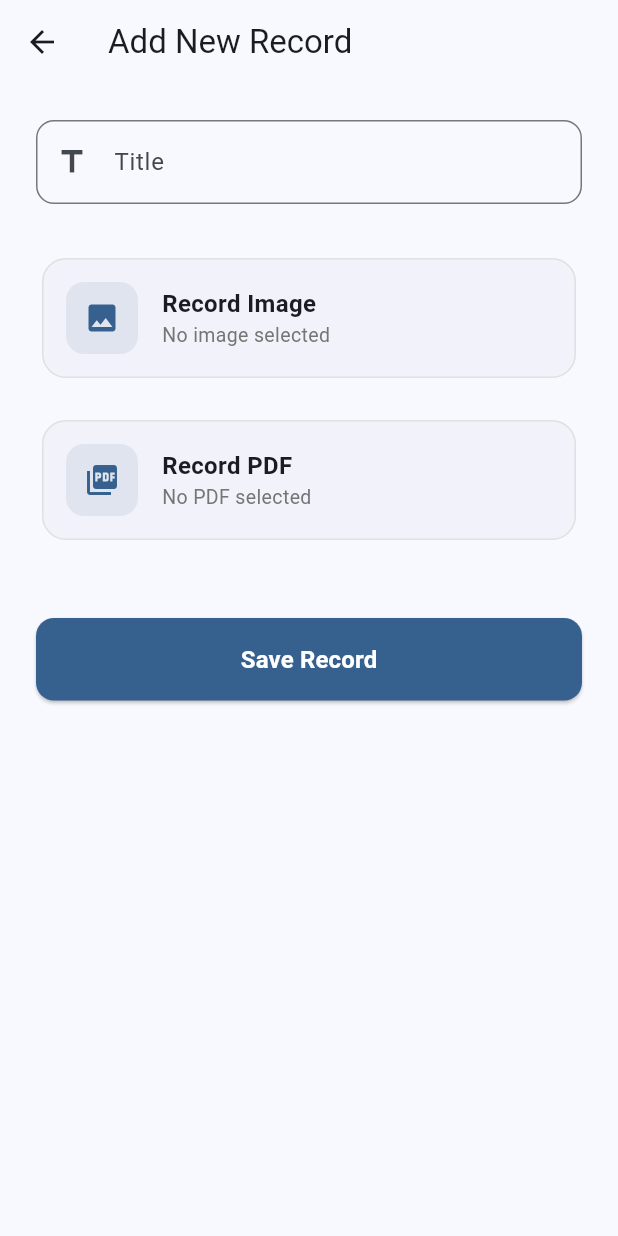
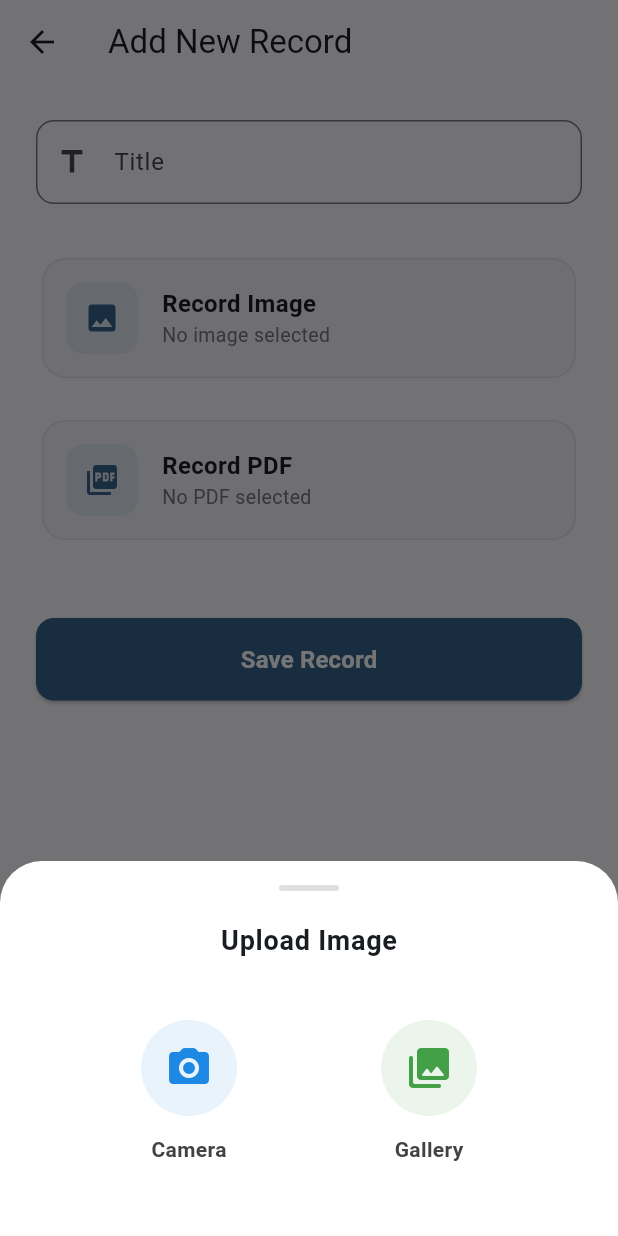
Before and after one commit to gohar95/remote_work_task, a Flutter app: the CrudEntryScreen screen opened directly, after a tap on "Record Image", on a phone screen of 412 x 824 dp. Run offline on Flutter 3.47's test engine with Material 3 defaults, Android fonts, the phone set to English and light mode, and no system bars; our stand-ins replace animate_do, cached_network_image, equatable, file_picker, flutter_bloc, flutter_dotenv and 2 more; accounts and stored records are empty.

Commit message:
Update: Implemented the Email Verification on Add Document. Single Selection of Image and PDF Camera Image Pick Implementation

```diff
--- a/lib/main.dart
+++ b/lib/main.dart
@@ -10,8 +10,13 @@ void main() async {
   // await dotenv.load(fileName: ".env");
 
   await Supabase.initialize(
-    url: 'https://tpwdtjirtslndokjvcmy.supabase.co',
-    anonKey: 'eyJhbGciOiJIUzI1NiIsInR5cCI6IkpXVCJ9.eyJpc3MiOiJzdXBhYmFzZSIsInJlZiI6InRwd2R0amlydHNsbmRva2p2Y215Iiwicm9sZSI6ImFub24iLCJpYXQiOjE3NjcwMDY4MjAsImV4cCI6MjA4MjU4MjgyMH0.I9jqEqC2faD0SfBKjDcGrLnaLQU-VtW8nJ21cVJKVUk',
+    url: 'https://uayhipmfxzfkihajjrqm.supabase.co',
+    //https://uayhipmfxzfkihajjrqm.supabase.co
+    //https://tpwdtjirtslndokjvcmy.supabase.co
+
+    // anonKey: 'eyJhbGciOiJIUzI1NiIsInR5cCI6IkpXVCJ9.eyJpc3MiOiJzdXBhYmFzZSIsInJlZiI6InRwd2R0amlydHNsbmRva2p2Y215Iiwicm9sZSI6ImFub24iLCJpYXQiOjE3NjcwMDY4MjAsImV4cCI6MjA4MjU4MjgyMH0.I9jqEqC2faD0SfBKjDcGrLnaLQU-VtW8nJ21cVJKVUk',
+    anonKey: 'eyJhbGciOiJIUzI1NiIsInR5cCI6IkpXVCJ9.eyJpc3MiOiJzdXBhYmFzZSIsInJlZiI6InVheWhpcG1meHpma2loYWpqcnFtIiwicm9sZSI6ImFub24iLCJpYXQiOjE3NzUwMjE0NzcsImV4cCI6MjA5MDU5NzQ3N30.eSGlYeX53jWrk6UwndeUVQJbgr7Gm72b8DQbWOoiecU',
+
 
   );
 
--- a/lib/ui/crud_entry_screen.dart
+++ b/lib/ui/crud_entry_screen.dart
@@ -36,11 +36,74 @@ class _CrudEntryScreenState extends State<CrudEntryScreen> {
 
   Future<void> _pickImage() async {
     final picker = ImagePicker();
-    final pickedFile = await picker.pickImage(source: ImageSource.gallery);
-    if (pickedFile != null) {
-      setState(() {
-        _selectedImage = File(pickedFile.path);
-      });
+
+    // Show premium selection dialog
+    final source = await showModalBottomSheet<ImageSource>(
+      context: context,
+      backgroundColor: Colors.white,
+      elevation: 10,
+      shape: const RoundedRectangleBorder(
+        borderRadius: BorderRadius.vertical(top: Radius.circular(28)),
+      ),
+      builder: (context) => SafeArea(
+        child: Padding(
+          padding: const EdgeInsets.symmetric(horizontal: 16, vertical: 8),
+          child: Column(
+            mainAxisSize: MainAxisSize.min,
+            children: [
+              // Drag Handle
+              Container(
+                margin: const EdgeInsets.only(top: 8, bottom: 20),
+                width: 40,
+                height: 4,
+                decoration: BoxDecoration(
+                  color: Colors.grey[300],
+                  borderRadius: BorderRadius.circular(2),
+                ),
+              ),
+              const Text(
+                'Upload Image',
+                style: TextStyle(
+                  fontSize: 18,
+                  fontWeight: FontWeight.bold,
+                  letterSpacing: 0.5,
+                ),
+              ),
+              const SizedBox(height: 24),
+              Row(
+                mainAxisAlignment: MainAxisAlignment.spaceEvenly,
+                children: [
+                  _buildSourceOption(
+                    context,
+                    icon: Icons.camera_alt_rounded,
+                    label: 'Camera',
+                    color: Colors.blue[600]!,
+                    onTap: () => Navigator.pop(context, ImageSource.camera),
+                  ),
+                  _buildSourceOption(
+                    context,
+                    icon: Icons.photo_library_rounded,
+                    label: 'Gallery',
+                    color: Colors.green[600]!,
+                    onTap: () => Navigator.pop(context, ImageSource.gallery),
+                  ),
+                ],
+              ),
+              const SizedBox(height: 24),
+            ],
+          ),
+        ),
+      ),
+    );
+
+
+    if (source != null) {
+      final pickedFile = await picker.pickImage(source: source);
+      if (pickedFile != null) {
+        setState(() {
+          _selectedImage = File(pickedFile.path); // Always replaces existing (single selection)
+        });
+      }
     }
   }
 
@@ -48,13 +111,15 @@ class _CrudEntryScreenState extends State<CrudEntryScreen> {
     final result = await FilePicker.platform.pickFiles(
       type: FileType.custom,
       allowedExtensions: ['pdf'],
+      allowMultiple: false, // Explicitly set to single selection
     );
-    if (result != null && result.files.single.path != null) {
+    if (result != null && result.files.isNotEmpty && result.files.single.path != null) {
       setState(() {
-        _selectedPdf = File(result.files.single.path!);
+        _selectedPdf = File(result.files.single.path!); // Always replaces existing (single selection)
       });
     }
   }
+
 
   void _submit() {
     final title = _titleController.text.trim();
@@ -217,4 +282,42 @@ class _CrudEntryScreenState extends State<CrudEntryScreen> {
       ),
     );
   }
+
+  Widget _buildSourceOption(
+    BuildContext context, {
+    required IconData icon,
+    required String label,
+    required Color color,
+    required VoidCallback onTap,
+  }) {
+    return InkWell(
+      onTap: onTap,
+      borderRadius: BorderRadius.circular(16),
+      child: Container(
+        width: 100,
+        padding: const EdgeInsets.symmetric(vertical: 16),
+        child: Column(
+          children: [
+            Container(
+              padding: const EdgeInsets.all(16),
+              decoration: BoxDecoration(
+                color: color.withOpacity(0.1),
+                shape: BoxShape.circle,
+              ),
+              child: Icon(icon, color: color, size: 32),
+            ),
+            const SizedBox(height: 12),
+            Text(
+              label,
+              style: TextStyle(
+                fontWeight: FontWeight.w600,
+                color: Colors.grey[800],
+                fontSize: 14,
+              ),
+            ),
+          ],
+        ),
+      ),
+    );
+  }
 }
```
